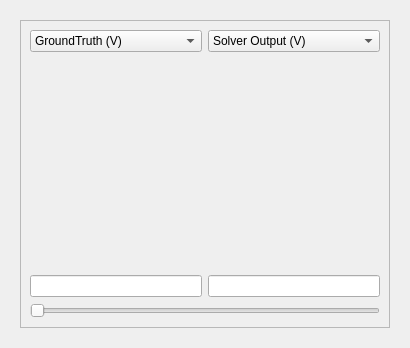
Above: src/solverresultsgraphicwidget.ui from DanielaCabiddu/PEMesh.2 before the change. Below: the same form after it.
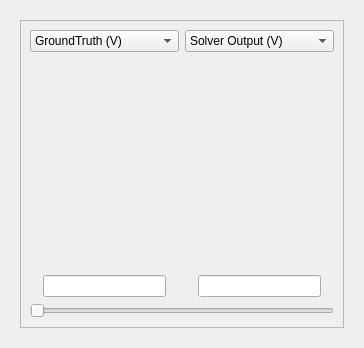
That is the form after the change. Custom widgets are drawn as their Qt base class.

Commit message: min/max labels in solver results

```diff
--- a/src/solverresultsgraphicwidget.ui
+++ b/src/solverresultsgraphicwidget.ui
@@ -6,7 +6,7 @@
    <rect>
     <x>0</x>
     <y>0</y>
-    <width>410</width>
+    <width>352</width>
     <height>348</height>
    </rect>
   </property>
@@ -38,45 +38,31 @@
          <enum>QFrame::Shadow::Raised</enum>
         </property>
         <layout class="QGridLayout" name="gridLayout_2">
-         <item row="1" column="1">
+         <item row="2" column="0">
+          <widget class="QLabel" name="min1_label">
+           <property name="text">
+            <string/>
+           </property>
+          </widget>
+         </item>
+         <item row="2" column="1">
+          <widget class="QLineEdit" name="colorbar1">
+           <property name="readOnly">
+            <bool>true</bool>
+           </property>
+          </widget>
+         </item>
+         <item row="2" column="4">
+          <widget class="QLineEdit" name="colorbar2">
+           <property name="readOnly">
+            <bool>true</bool>
+           </property>
+          </widget>
+         </item>
+         <item row="1" column="3" colspan="3">
           <widget class="cinolib::GLcanvasOld" name="canvas2" native="true"/>
          </item>
-         <item row="1" column="0">
-          <widget class="cinolib::GLcanvasOld" name="canvas1" native="true"/>
-         </item>
-         <item row="0" column="0">
-          <widget class="QComboBox" name="canvas1_cb">
-           <property name="currentIndex">
-            <number>1</number>
-           </property>
-           <item>
-            <property name="text">
-             <string>Solver Output (V)</string>
-            </property>
-           </item>
-           <item>
-            <property name="text">
-             <string>GroundTruth (V)</string>
-            </property>
-           </item>
-           <item>
-            <property name="text">
-             <string>H1 Error (P)</string>
-            </property>
-           </item>
-           <item>
-            <property name="text">
-             <string>L2 Error (P)</string>
-            </property>
-           </item>
-           <item>
-            <property name="text">
-             <string>Condition Number (P)</string>
-            </property>
-           </item>
-          </widget>
-         </item>
-         <item row="0" column="1">
+         <item row="0" column="3" colspan="3">
           <widget class="QComboBox" name="canvas2_cb">
            <property name="currentText">
             <string>Solver Output (V)</string>
@@ -111,27 +97,69 @@
            </item>
           </widget>
          </item>
-         <item row="3" column="0" colspan="2">
+         <item row="0" column="0" colspan="3">
+          <widget class="QComboBox" name="canvas1_cb">
+           <property name="currentIndex">
+            <number>1</number>
+           </property>
+           <item>
+            <property name="text">
+             <string>Solver Output (V)</string>
+            </property>
+           </item>
+           <item>
+            <property name="text">
+             <string>GroundTruth (V)</string>
+            </property>
+           </item>
+           <item>
+            <property name="text">
+             <string>H1 Error (P)</string>
+            </property>
+           </item>
+           <item>
+            <property name="text">
+             <string>L2 Error (P)</string>
+            </property>
+           </item>
+           <item>
+            <property name="text">
+             <string>Condition Number (P)</string>
+            </property>
+           </item>
+          </widget>
+         </item>
+         <item row="1" column="0" colspan="3">
+          <widget class="cinolib::GLcanvasOld" name="canvas1" native="true"/>
+         </item>
+         <item row="2" column="5">
+          <widget class="QLabel" name="max2_label">
+           <property name="text">
+            <string/>
+           </property>
+          </widget>
+         </item>
+         <item row="2" column="3">
+          <widget class="QLabel" name="min2_label">
+           <property name="text">
+            <string/>
+           </property>
+          </widget>
+         </item>
+         <item row="2" column="2">
+          <widget class="QLabel" name="max1_label">
+           <property name="text">
+            <string/>
+           </property>
+          </widget>
+         </item>
+         <item row="5" column="0" colspan="6">
           <widget class="QSlider" name="t_slider">
            <property name="orientation">
             <enum>Qt::Orientation::Horizontal</enum>
            </property>
           </widget>
          </item>
-         <item row="2" column="0">
-          <widget class="QLineEdit" name="colorbar1">
-           <property name="readOnly">
-            <bool>true</bool>
-           </property>
-          </widget>
-         </item>
-         <item row="2" column="1">
-          <widget class="QLineEdit" name="colorbar2">
-           <property name="readOnly">
-            <bool>true</bool>
-           </property>
-          </widget>
-         </item>
         </layout>
        </widget>
       </item>
```
The commit also changes 3 other files.
